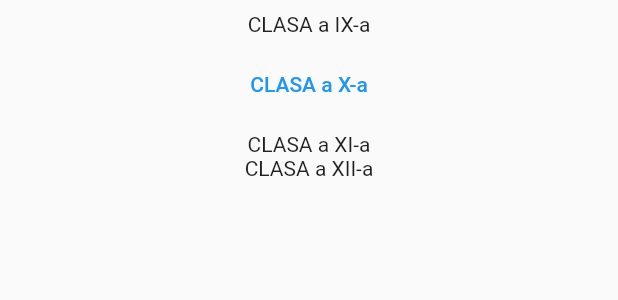
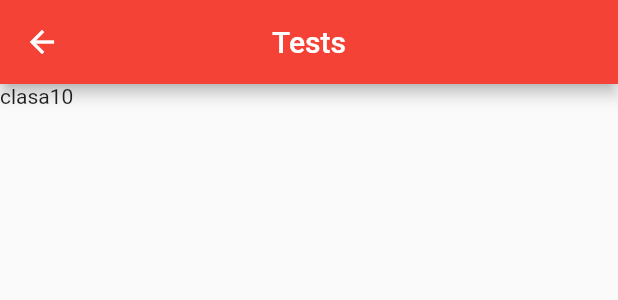
Before and after one commit to EduardRo/flt_amz_prj, a Flutter app: the ClassMenu widget shown alone on an empty page, opened directly, after a tap on "CLASA a X-a", on a phone screen of 412 x 824 dp. Shown: the top 300 px of the screen. Run offline on Flutter 3.47's test engine with Material 2 defaults, Android fonts, the phone set to English and light mode, and no system bars; our stand-ins replace percent_indicator.

Commit message:
menu modif 43

```diff
--- a/lib/matematicon/main.dart
+++ b/lib/matematicon/main.dart
@@ -1,5 +1,3 @@
-import 'dart:html';
-
 import 'package:flutter/material.dart';
 import 'package:flt_amz_prj/matematicon/widgets/navigation_drawer_widget.dart';
 import 'package:flt_amz_prj/matematicon/widgets/class_menu.dart';
--- /dev/null
+++ b/lib/matematicon/pages/tests_page.dart
@@ -0,0 +1,15 @@
+import 'package:flutter/material.dart';
+
+class TestsPage extends StatelessWidget {
+  const TestsPage({Key? key, required this.clasa}) : super(key: key);
+  final String clasa;
+  @override
+  Widget build(BuildContext context) => Scaffold(
+        appBar: AppBar(
+          title: Text('Tests'),
+          centerTitle: true,
+          backgroundColor: Colors.red,
+        ),
+        body: Text(this.clasa),
+      );
+}
--- a/lib/matematicon/widgets/class_menu.dart
+++ b/lib/matematicon/widgets/class_menu.dart
@@ -1,4 +1,5 @@
 import 'package:flutter/material.dart';
+import 'package:flt_amz_prj/matematicon/pages/tests_page.dart';
 
 class ClassMenu extends StatelessWidget {
   const ClassMenu({Key? key}) : super(key: key);
@@ -11,17 +12,61 @@ class ClassMenu extends StatelessWidget {
         child: Container(
           child: Column(children: [
             Container(
-              child: Text('CLASA a IX-a'),
+              child: Padding(
+                padding: const EdgeInsets.all(18.0),
+                child: TextButton(
+                    onPressed: () {
+                      Navigator.push(
+                        context,
+                        MaterialPageRoute(
+                            builder: (context) => TestsPage(clasa: 'clasa09')),
+                      );
+                    },
+                    child: Text('CLASA a IX-a')),
+              ),
             ),
             Container(
               child: Padding(
-                padding: const EdgeInsets.all(8.0),
-                child:
-                    TextButton(onPressed: () => {}, child: Text('CLASA a X-a')),
+                padding: const EdgeInsets.all(18.0),
+                child: TextButton(
+                    onPressed: () {
+                      Navigator.push(
+                        context,
+                        MaterialPageRoute(
+                            builder: (context) => TestsPage(clasa: 'clasa10')),
+                      );
+                    },
+                    child: Text('CLASA a X-a')),
               ),
             ),
-            Text('CLASA a XI-a'),
-            Text('CLASA a XII-a')
+            Container(
+              child: Padding(
+                padding: const EdgeInsets.all(18.0),
+                child: TextButton(
+                    onPressed: () {
+                      Navigator.push(
+                        context,
+                        MaterialPageRoute(
+                            builder: (context) => TestsPage(clasa: 'clasa11')),
+                      );
+                    },
+                    child: Text('CLASA a XI-a')),
+              ),
+            ),
+            Container(
+              child: Padding(
+                padding: const EdgeInsets.all(18.0),
+                child: TextButton(
+                    onPressed: () {
+                      Navigator.push(
+                        context,
+                        MaterialPageRoute(
+                            builder: (context) => TestsPage(clasa: 'clasa12')),
+                      );
+                    },
+                    child: Text('CLASA a XII-a')),
+              ),
+            ),
           ]),
         ),
       ),
```
